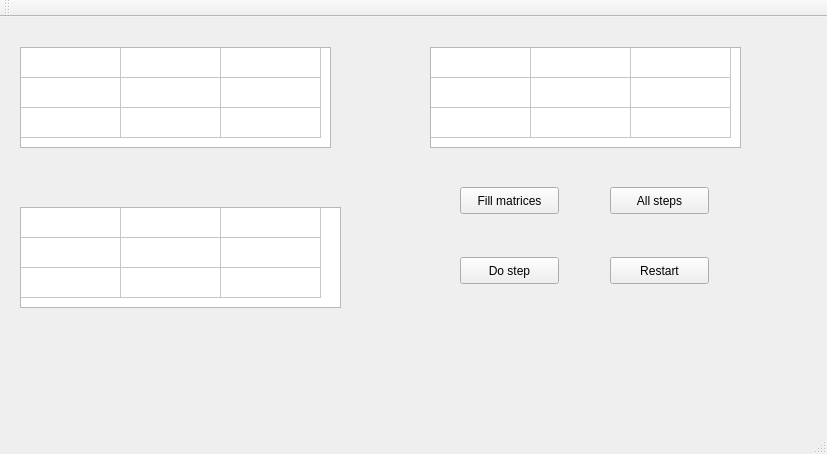
Above: mainwindow.ui from diegonieto/visualmatrixmultiply before the change. Below: the same form after it.
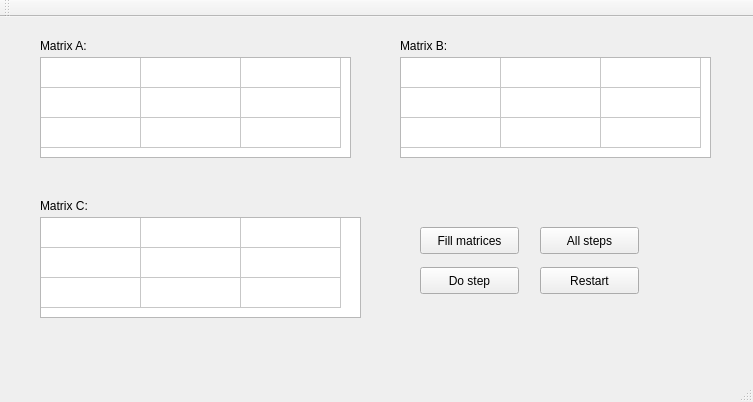
That is the form after the change.

Commit message: Adding visual effects

What changed in the file:
```diff
--- a/mainwindow.ui
+++ b/mainwindow.ui
@@ -6,22 +6,25 @@
    <rect>
     <x>0</x>
     <y>0</y>
-    <width>827</width>
-    <height>454</height>
+    <width>753</width>
+    <height>402</height>
    </rect>
   </property>
   <property name="windowTitle">
    <string>MainWindow</string>
   </property>
   <widget class="QWidget" name="centralWidget">
+   <property name="enabled">
+    <bool>true</bool>
+   </property>
    <widget class="QPushButton" name="pushButton">
     <property name="enabled">
      <bool>true</bool>
     </property>
     <property name="geometry">
      <rect>
-      <x>460</x>
-      <y>170</y>
+      <x>420</x>
+      <y>210</y>
       <width>99</width>
       <height>27</height>
      </rect>
@@ -36,8 +39,8 @@
    <widget class="QTableWidget" name="tableWidget">
     <property name="geometry">
      <rect>
-      <x>20</x>
-      <y>30</y>
+      <x>40</x>
+      <y>40</y>
       <width>311</width>
       <height>101</height>
      </rect>
@@ -85,8 +88,8 @@
    <widget class="QTableWidget" name="tableWidget_2">
     <property name="geometry">
      <rect>
-      <x>430</x>
-      <y>30</y>
+      <x>400</x>
+      <y>40</y>
       <width>311</width>
       <height>101</height>
      </rect>
@@ -131,8 +134,8 @@
    <widget class="QTableWidget" name="tableWidget_3">
     <property name="geometry">
      <rect>
-      <x>20</x>
-      <y>190</y>
+      <x>40</x>
+      <y>200</y>
       <width>321</width>
       <height>101</height>
      </rect>
@@ -186,8 +189,8 @@
    <widget class="QPushButton" name="pushButton_2">
     <property name="geometry">
      <rect>
-      <x>460</x>
-      <y>240</y>
+      <x>420</x>
+      <y>250</y>
       <width>99</width>
       <height>27</height>
      </rect>
@@ -212,8 +215,8 @@
    <widget class="QPushButton" name="pushButton_3">
     <property name="geometry">
      <rect>
-      <x>610</x>
-      <y>170</y>
+      <x>540</x>
+      <y>210</y>
       <width>99</width>
       <height>27</height>
      </rect>
@@ -222,430 +225,106 @@
      <string>All steps</string>
     </property>
    </widget>
+   <widget class="QPushButton" name="pushButton_4">
+    <property name="geometry">
+     <rect>
+      <x>540</x>
+      <y>250</y>
+      <width>99</width>
+      <height>27</height>
+     </rect>
+    </property>
+    <property name="text">
+     <string>Restart</string>
+    </property>
+   </widget>
+   <widget class="QLabel" name="label_3">
+    <property name="geometry">
+     <rect>
+      <x>40</x>
+      <y>20</y>
+      <width>67</width>
+      <height>17</height>
+     </rect>
+    </property>
+    <property name="text">
+     <string>Matrix A:</string>
+    </property>
+   </widget>
+   <widget class="QLabel" name="label_4">
+    <property name="geometry">
+     <rect>
+      <x>400</x>
+      <y>20</y>
+      <width>67</width>
+      <height>17</height>
+     </rect>
+    </property>
+    <property name="text">
+     <string>Matrix B:</string>
+    </property>
+   </widget>
+   <widget class="QLabel" name="label_5">
+    <property name="geometry">
+     <rect>
+      <x>40</x>
+      <y>180</y>
+      <width>67</width>
+      <height>17</height>
+     </rect>
+    </property>
+    <property name="text">
+     <string>Matrix C:</string>
+    </property>
+   </widget>
+   <widget class="QLabel" name="label_currI">
+    <property name="geometry">
+     <rect>
+      <x>660</x>
+      <y>200</y>
+      <width>67</width>
+      <height>17</height>
+     </rect>
+    </property>
+    <property name="text">
+     <string/>
+    </property>
+   </widget>
+   <widget class="QLabel" name="label_currJ">
+    <property name="geometry">
+     <rect>
+      <x>660</x>
+      <y>230</y>
+      <width>67</width>
+      <height>17</height>
+     </rect>
+    </property>
+    <property name="text">
+     <string/>
+    </property>
+   </widget>
+   <widget class="QLabel" name="label_currK">
+    <property name="geometry">
+     <rect>
+      <x>660</x>
+      <y>260</y>
+      <width>67</width>
+      <height>17</height>
+     </rect>
+    </property>
+    <property name="text">
+     <string/>
+    </property>
+   </widget>
    <widget class="QLabel" name="label_2">
     <property name="geometry">
      <rect>
-      <x>20</x>
-      <y>370</y>
+      <x>240</x>
+      <y>160</y>
       <width>241</width>
       <height>17</height>
      </rect>
     </property>
-    <property name="palette">
-     <palette>
-      <active>
-       <colorrole role="WindowText">
-        <brush brushstyle="SolidPattern">
-         <color alpha="255">
-          <red>0</red>
-          <green>0</green>
-          <blue>0</blue>
-         </color>
-        </brush>
-       </colorrole>
-       <colorrole role="Button">
-        <brush brushstyle="SolidPattern">
-         <color alpha="255">
-          <red>255</red>
-          <green>255</green>
-          <blue>255</blue>
-         </color>
-        </brush>
-       </colorrole>
-       <colorrole role="Light">
-        <brush brushstyle="SolidPattern">
-         <color alpha="255">
-          <red>255</red>
-          <green>255</green>
-          <blue>255</blue>
-         </color>
-        </brush>
-       </colorrole>
-       <colorrole role="Midlight">
-        <brush brushstyle="SolidPattern">
-         <color alpha="255">
-          <red>255</red>
-          <green>255</green>
-          <blue>255</blue>
-         </color>
-        </brush>
-       </colorrole>
-       <colorrole role="Dark">
-        <brush brushstyle="SolidPattern">
-         <color alpha="255">
-          <red>127</red>
-          <green>127</green>
-          <blue>127</blue>
-         </color>
-        </brush>
-       </colorrole>
-       <colorrole role="Mid">
-        <brush brushstyle="SolidPattern">
-         <color alpha="255">
-          <red>170</red>
-          <green>170</green>
-          <blue>170</blue>
-         </color>
-        </brush>
-       </colorrole>
-       <colorrole role="Text">
-        <brush brushstyle="SolidPattern">
-         <color alpha="255">
-          <red>0</red>
-          <green>0</green>
-          <blue>0</blue>
-         </color>
-        </brush>
-       </colorrole>
-       <colorrole role="BrightText">
-        <brush brushstyle="SolidPattern">
-         <color alpha="255">
-          <red>255</red>
-          <green>255</green>
-          <blue>255</blue>
-         </color>
-        </brush>
-       </colorrole>
-       <colorrole role="ButtonText">
-        <brush brushstyle="SolidPattern">
-         <color alpha="255">
-          <red>0</red>
-          <green>0</green>
-          <blue>0</blue>
-         </color>
-        </brush>
-       </colorrole>
-       <colorrole role="Base">
-        <brush brushstyle="SolidPattern">
-         <color alpha="255">
-          <red>255</red>
-          <green>255</green>
-          <blue>255</blue>
-         </color>
-        </brush>
-       </colorrole>
-       <colorrole role="Window">
-        <brush brushstyle="SolidPattern">
-         <color alpha="255">
-          <red>255</red>
-          <green>255</green>
-          <blue>255</blue>
-         </color>
-        </brush>
-       </colorrole>
-       <colorrole role="Shadow">
-        <brush brushstyle="SolidPattern">
-         <color alpha="255">
-          <red>0</red>
-          <green>0</green>
-          <blue>0</blue>
-         </color>
-        </brush>
-       </colorrole>
-       <colorrole role="AlternateBase">
-        <brush brushstyle="SolidPattern">
-         <color alpha="255">
-          <red>255</red>
-          <green>255</green>
-          <blue>255</blue>
-         </color>
-        </brush>
-       </colorrole>
-       <colorrole role="ToolTipBase">
-        <brush brushstyle="SolidPattern">
-         <color alpha="255">
-          <red>255</red>
-          <green>255</green>
-          <blue>220</blue>
-         </color>
-        </brush>
-       </colorrole>
-       <colorrole role="ToolTipText">
-        <brush brushstyle="SolidPattern">
-         <color alpha="255">
-          <red>0</red>
-          <green>0</green>
-          <blue>0</blue>
-         </color>
-        </brush>
-       </colorrole>
-      </active>
-      <inactive>
-       <colorrole role="WindowText">
-        <brush brushstyle="SolidPattern">
-         <color alpha="255">
-          <red>0</red>
-          <green>0</green>
-          <blue>0</blue>
-         </color>
-        </brush>
-       </colorrole>
-       <colorrole role="Button">
-        <brush brushstyle="SolidPattern">
-         <color alpha="255">
-          <red>255</red>
-          <green>255</green>
-          <blue>255</blue>
-         </color>
-        </brush>
-       </colorrole>
-       <colorrole role="Light">
-        <brush brushstyle="SolidPattern">
-         <color alpha="255">
-          <red>255</red>
-          <green>255</green>
-          <blue>255</blue>
-         </color>
-        </brush>
-       </colorrole>
-       <colorrole role="Midlight">
-        <brush brushstyle="SolidPattern">
-         <color alpha="255">
-          <red>255</red>
-          <green>255</green>
-          <blue>255</blue>
-         </color>
-        </brush>
-       </colorrole>
-       <colorrole role="Dark">
-        <brush brushstyle="SolidPattern">
-         <color alpha="255">
-          <red>127</red>
-          <green>127</green>
-          <blue>127</blue>
-         </color>
-        </brush>
-       </colorrole>
-       <colorrole role="Mid">
-        <brush brushstyle="SolidPattern">
-         <color alpha="255">
-          <red>170</red>
-          <green>170</green>
-          <blue>170</blue>
-         </color>
-        </brush>
-       </colorrole>
-       <colorrole role="Text">
-        <brush brushstyle="SolidPattern">
-         <color alpha="255">
-          <red>0</red>
-          <green>0</green>
-          <blue>0</blue>
-         </color>
-        </brush>
-       </colorrole>
-       <colorrole role="BrightText">
-        <brush brushstyle="SolidPattern">
-         <color alpha="255">
-          <red>255</red>
-          <green>255</green>
-          <blue>255</blue>
-         </color>
-        </brush>
-       </colorrole>
-       <colorrole role="ButtonText">
-        <brush brushstyle="SolidPattern">
-         <color alpha="255">
-          <red>0</red>
-          <green>0</green>
-          <blue>0</blue>
-         </color>
-        </brush>
-       </colorrole>
-       <colorrole role="Base">
-        <brush brushstyle="SolidPattern">
-         <color alpha="255">
-          <red>255</red>
-          <green>255</green>
-          <blue>255</blue>
-         </color>
-        </brush>
-       </colorrole>
-       <colorrole role="Window">
-        <brush brushstyle="SolidPattern">
-         <color alpha="255">
-          <red>255</red>
-          <green>255</green>
-          <blue>255</blue>
-         </color>
-        </brush>
-       </colorrole>
-       <colorrole role="Shadow">
-        <brush brushstyle="SolidPattern">
-         <color alpha="255">
-          <red>0</red>
-          <green>0</green>
-          <blue>0</blue>
-         </color>
-        </brush>
-       </colorrole>
-       <colorrole role="AlternateBase">
-        <brush brushstyle="SolidPattern">
-         <color alpha="255">
-          <red>255</red>
-          <green>255</green>
-          <blue>255</blue>
-         </color>
-        </brush>
-       </colorrole>
-       <colorrole role="ToolTipBase">
-        <brush brushstyle="SolidPattern">
-         <color alpha="255">
-          <red>255</red>
-          <green>255</green>
-          <blue>220</blue>
-         </color>
-        </brush>
-       </colorrole>
-       <colorrole role="ToolTipText">
-        <brush brushstyle="SolidPattern">
-         <color alpha="255">
-          <red>0</red>
-          <green>0</green>
-          <blue>0</blue>
-         </color>
-        </brush>
-       </colorrole>
-      </inactive>
-      <disabled>
-       <colorrole role="WindowText">
-        <brush brushstyle="SolidPattern">
-         <color alpha="255">
-          <red>127</red>
-          <green>127</green>
-          <blue>127</blue>
-         </color>
-        </brush>
-       </colorrole>
-       <colorrole role="Button">
-        <brush brushstyle="SolidPattern">
-         <color alpha="255">
-          <red>255</red>
-          <green>255</green>
-          <blue>255</blue>
-         </color>
-        </brush>
-       </colorrole>
-       <colorrole role="Light">
-        <brush brushstyle="SolidPattern">
-         <color alpha="255">
-          <red>255</red>
-          <green>255</green>
-          <blue>255</blue>
-         </color>
-        </brush>
-       </colorrole>
-       <colorrole role="Midlight">
-        <brush brushstyle="SolidPattern">
-         <color alpha="255">
-          <red>255</red>
-          <green>255</green>
-          <blue>255</blue>
-         </color>
-        </brush>
-       </colorrole>
-       <colorrole role="Dark">
-        <brush brushstyle="SolidPattern">
-         <color alpha="255">
-          <red>127</red>
-          <green>127</green>
-          <blue>127</blue>
-         </color>
-        </brush>
-       </colorrole>
-       <colorrole role="Mid">
-        <brush brushstyle="SolidPattern">
-         <color alpha="255">
-          <red>170</red>
-          <green>170</green>
-          <blue>170</blue>
-         </color>
-        </brush>
-       </colorrole>
-       <colorrole role="Text">
-        <brush brushstyle="SolidPattern">
-         <color alpha="255">
-          <red>127</red>
-          <green>127</green>
-          <blue>127</blue>
-         </color>
-        </brush>
-       </colorrole>
-       <colorrole role="BrightText">
-        <brush brushstyle="SolidPattern">
-         <color alpha="255">
-          <red>255</red>
-          <green>255</green>
-          <blue>255</blue>
-         </color>
-        </brush>
-       </colorrole>
-       <colorrole role="ButtonText">
-        <brush brushstyle="SolidPattern">
-         <color alpha="255">
-          <red>127</red>
-          <green>127</green>
-          <blue>127</blue>
-         </color>
-        </brush>
-       </colorrole>
-       <colorrole role="Base">
-        <brush brushstyle="SolidPattern">
-         <color alpha="255">
-          <red>255</red>
-          <green>255</green>
-          <blue>255</blue>
-         </color>
-        </brush>
-       </colorrole>
-       <colorrole role="Window">
-        <brush brushstyle="SolidPattern">
-         <color alpha="255">
-          <red>255</red>
-          <green>255</green>
-          <blue>255</blue>
-         </color>
-        </brush>
-       </colorrole>
-       <colorrole role="Shadow">
-        <brush brushstyle="SolidPattern">
-         <color alpha="255">
-          <red>0</red>
-          <green>0</green>
-          <blue>0</blue>
-         </color>
-        </brush>
-       </colorrole>
-       <colorrole role="AlternateBase">
-        <brush brushstyle="SolidPattern">
-         <color alpha="255">
-          <red>255</red>
-          <green>255</green>
-          <blue>255</blue>
-         </color>
-        </brush>
-       </colorrole>
-       <colorrole role="ToolTipBase">
-        <brush brushstyle="SolidPattern">
-         <color alpha="255">
-          <red>255</red>
-          <green>255</green>
-          <blue>220</blue>
-         </color>
-        </brush>
-       </colorrole>
-       <colorrole role="ToolTipText">
-        <brush brushstyle="SolidPattern">
-         <color alpha="255">
-          <red>0</red>
-          <green>0</green>
-          <blue>0</blue>
-         </color>
-        </brush>
-       </colorrole>
-      </disabled>
-     </palette>
-    </property>
     <property name="font">
      <font>
       <weight>75</weight>
@@ -656,19 +335,6 @@
      <string/>
     </property>
    </widget>
-   <widget class="QPushButton" name="pushButton_4">
-    <property name="geometry">
-     <rect>
-      <x>610</x>
-      <y>240</y>
-      <width>99</width>
-      <height>27</height>
-     </rect>
-    </property>
-    <property name="text">
-     <string>Restart</string>
-    </property>
-   </widget>
   </widget>
   <widget class="QMenuBar" name="menuBar">
    <property name="geometry">
```
Left out of the diff: 2 changed lines with no effect on the pictures. The commit also changes 1 other file.
